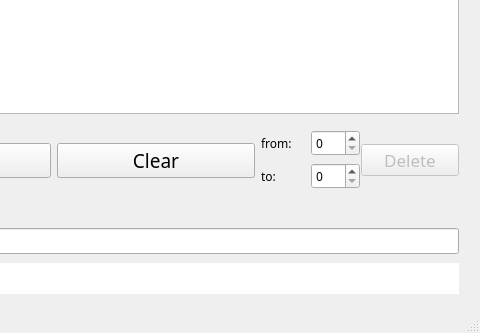
Before: the Qt Designer form mainwindow.ui in JolyneFr/MiniBasic, drawn with Qt 5; both pictures show x 372 to 852 and y 549 to 882 of the 852 by 882 pixel window.
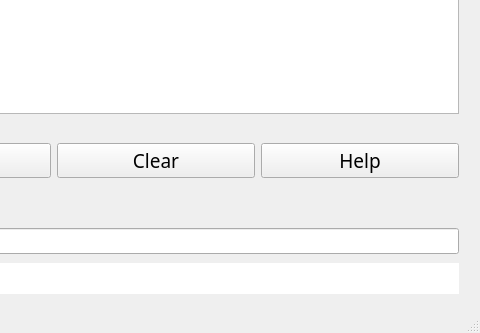
After: the same form once the commit is applied. Icons and pictures are not drawn.

```diff
--- a/mainwindow.ui
+++ b/mainwindow.ui
@@ -210,57 +210,11 @@
       </widget>
      </item>
      <item>
-      <layout class="QHBoxLayout" name="del_Layout">
-       <property name="spacing">
-        <number>1</number>
-       </property>
-       <property name="sizeConstraint">
-        <enum>QLayout::SetFixedSize</enum>
-       </property>
-       <item>
-        <layout class="QVBoxLayout" name="verticalLayout">
-         <property name="spacing">
-          <number>0</number>
-         </property>
-         <item>
-          <layout class="QHBoxLayout" name="horizontalLayout_2">
-           <item>
-            <widget class="QLabel" name="label">
-             <property name="text">
-              <string>from:</string>
-             </property>
-            </widget>
-           </item>
-           <item>
-            <widget class="QSpinBox" name="del_from"/>
-           </item>
-          </layout>
-         </item>
-         <item>
-          <layout class="QHBoxLayout" name="horizontalLayout">
-           <item>
-            <widget class="QLabel" name="label_2">
-             <property name="text">
-              <string>to:</string>
-             </property>
-            </widget>
-           </item>
-           <item>
-            <widget class="QSpinBox" name="del_to"/>
-           </item>
-          </layout>
-         </item>
-        </layout>
-       </item>
-       <item>
-        <widget class="QPushButton" name="delete_button">
-         <property name="enabled">
-          <bool>false</bool>
-         </property>
+      <widget class="QPushButton" name="help_button">
          <property name="font">
           <font>
            <family>Cascadia Code PL</family>
-           <pointsize>13</pointsize>
+         <pointsize>14</pointsize>
            <weight>50</weight>
            <italic>false</italic>
            <bold>false</bold>
@@ -270,11 +224,9 @@
           <string>In fact, I recommend you edit your program in notebook first.</string>
          </property>
          <property name="text">
-          <string>Delete</string>
-         </property>
-        </widget>
-       </item>
-      </layout>
+        <string>Help</string>
+       </property>
+      </widget>
      </item>
     </layout>
    </widget>
```
Left out of the diff: 3 changed lines with no effect on the pictures. Lines whose indentation alone changed are shown as unchanged.
